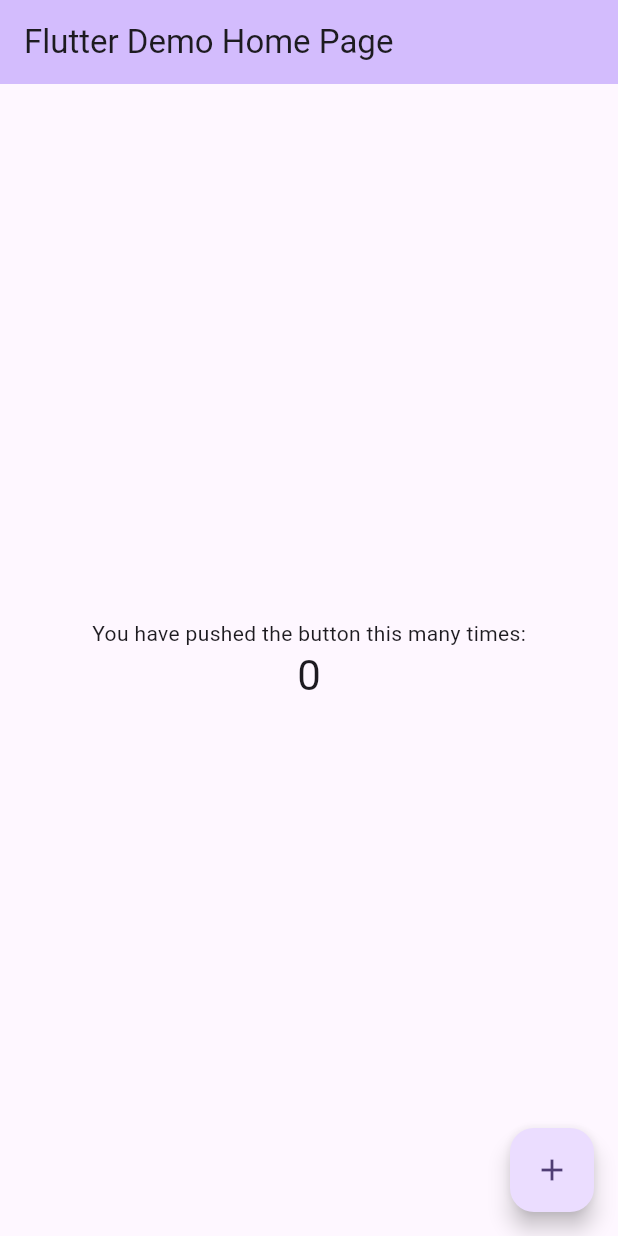
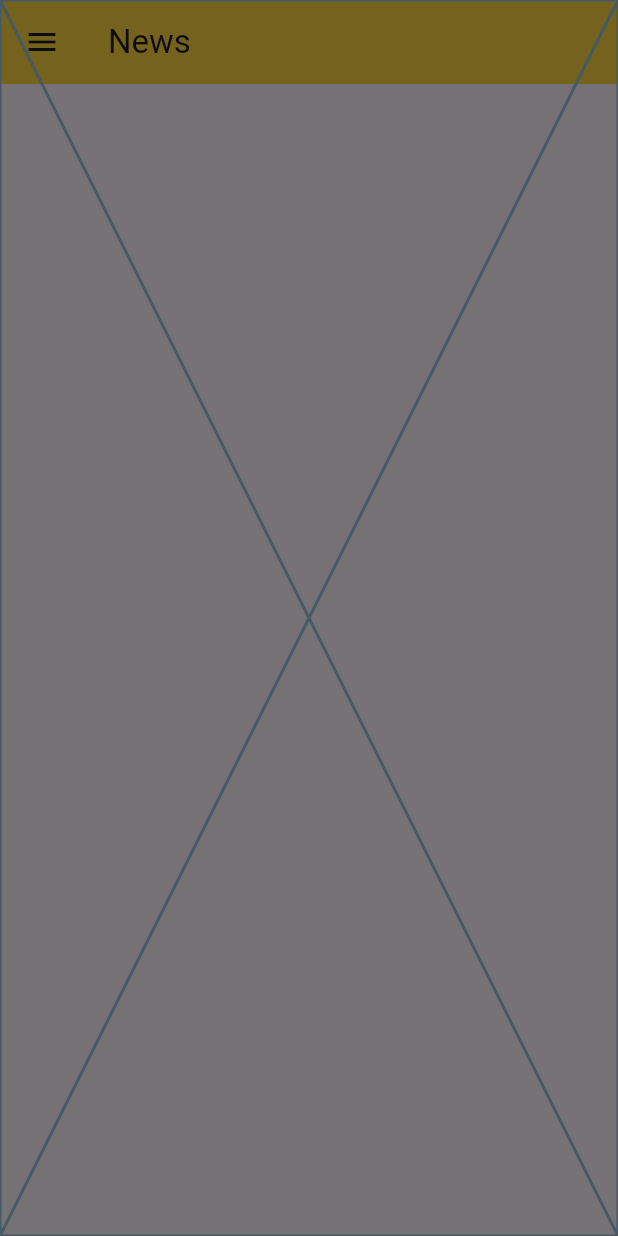
Before and after one commit to OmarKhaled00e/new_app, a Flutter app: the screen it shows after launch, with the side drawer open (before the commit the screen has no drawer), on a phone screen of 412 x 824 dp. Run offline on Flutter 3.47's test engine with Material 3 defaults, Android fonts, the phone set to English and light mode, and no system bars.

Commit message:
finised appbar

```diff
--- a/lib/main.dart
+++ b/lib/main.dart
@@ -1,125 +1,17 @@
 import 'package:flutter/material.dart';
+import 'package:new_app/views/home_view.dart';
 
 void main() {
-  runApp(const MyApp());
+  runApp(const Newsapp());
 }
+class Newsapp extends StatelessWidget {
+  const Newsapp({super.key});
 
-class MyApp extends StatelessWidget {
-  const MyApp({super.key});
-
-  // This widget is the root of your application.
   @override
   Widget build(BuildContext context) {
-    return MaterialApp(
-      title: 'Flutter Demo',
-      theme: ThemeData(
-        // This is the theme of your application.
-        //
-        // TRY THIS: Try running your application with "flutter run". You'll see
-        // the application has a purple toolbar. Then, without quitting the app,
-        // try changing the seedColor in the colorScheme below to Colors.green
-        // and then invoke "hot reload" (save your changes or press the "hot
-        // reload" button in a Flutter-supported IDE, or press "r" if you used
-        // the command line to start the app).
-        //
-        // Notice that the counter didn't reset back to zero; the application
-        // state is not lost during the reload. To reset the state, use hot
-        // restart instead.
-        //
-        // This works for code too, not just values: Most code changes can be
-        // tested with just a hot reload.
-        colorScheme: ColorScheme.fromSeed(seedColor: Colors.deepPurple),
-        useMaterial3: true,
-      ),
-      home: const MyHomePage(title: 'Flutter Demo Home Page'),
+    return const MaterialApp(
+      debugShowCheckedModeBanner: false,
+      home: HomeView(),
     );
   }
 }
-
-class MyHomePage extends StatefulWidget {
-  const MyHomePage({super.key, required this.title});
-
-  // This widget is the home page of your application. It is stateful, meaning
-  // that it has a State object (defined below) that contains fields that affect
-  // how it looks.
-
-  // This class is the configuration for the state. It holds the values (in this
-  // case the title) provided by the parent (in this case the App widget) and
-  // used by the build method of the State. Fields in a Widget subclass are
-  // always marked "final".
-
-  final String title;
-
-  @override
-  State<MyHomePage> createState() => _MyHomePageState();
-}
-
-class _MyHomePageState extends State<MyHomePage> {
-  int _counter = 0;
-
-  void _incrementCounter() {
-    setState(() {
-      // This call to setState tells the Flutter framework that something has
-      // changed in this State, which causes it to rerun the build method below
-      // so that the display can reflect the updated values. If we changed
-      // _counter without calling setState(), then the build method would not be
-      // called again, and so nothing would appear to happen.
-      _counter++;
-    });
-  }
-
-  @override
-  Widget build(BuildContext context) {
-    // This method is rerun every time setState is called, for instance as done
-    // by the _incrementCounter method above.
-    //
-    // The Flutter framework has been optimized to make rerunning build methods
-    // fast, so that you can just rebuild anything that needs updating rather
-    // than having to individually change instances of widgets.
-    return Scaffold(
-      appBar: AppBar(
-        // TRY THIS: Try changing the color here to a specific color (to
-        // Colors.amber, perhaps?) and trigger a hot reload to see the AppBar
-        // change color while the other colors stay the same.
-        backgroundColor: Theme.of(context).colorScheme.inversePrimary,
-        // Here we take the value from the MyHomePage object that was created by
-        // the App.build method, and use it to set our appbar title.
-        title: Text(widget.title),
-      ),
-      body: Center(
-        // Center is a layout widget. It takes a single child and positions it
-        // in the middle of the parent.
-        child: Column(
-          // Column is also a layout widget. It takes a list of children and
-          // arranges them vertically. By default, it sizes itself to fit its
-          // children horizontally, and tries to be as tall as its parent.
-          //
-          // Column has various properties to control how it sizes itself and
-          // how it positions its children. Here we use mainAxisAlignment to
-          // center the children vertically; the main axis here is the vertical
-          // axis because Columns are vertical (the cross axis would be
-          // horizontal).
-          //
-          // TRY THIS: Invoke "debug painting" (choose the "Toggle Debug Paint"
-          // action in the IDE, or press "p" in the console), to see the
-          // wireframe for each widget.
-          mainAxisAlignment: MainAxisAlignment.center,
-          children: <Widget>[
-            const Text(
-              'You have pushed the button this many times:',
-            ),
-            Text(
-              '$_counter',
-              style: Theme.of(context).textTheme.headlineMedium,
-            ),
-          ],
-        ),
-      ),
-      floatingActionButton: FloatingActionButton(
-        onPressed: _incrementCounter,
-        tooltip: 'Increment',
-        child: const Icon(Icons.add),
-      ), // This trailing comma makes auto-formatting nicer for build methods.
-    );
-  }
-}
--- /dev/null
+++ b/lib/views/home_view.dart
@@ -0,0 +1,30 @@
+import 'package:flutter/material.dart';
+import 'package:new_app/widgets/custom_drawer.dart';
+
+class HomeView extends StatefulWidget {
+  const HomeView({super.key});
+
+  @override
+  State<HomeView> createState() => _HomeViewState();
+}
+
+class _HomeViewState extends State<HomeView> {
+  GlobalKey<ScaffoldState> scafflodKey = GlobalKey();
+
+  @override
+  Widget build(BuildContext context) {
+    return Scaffold(
+      key: scafflodKey,
+      drawer: const CustomDrawer(),
+      appBar: AppBar(
+        backgroundColor: Colors.amberAccent,
+        title: const Text('News'),
+        leading: IconButton(
+            onPressed: () {
+              scafflodKey.currentState!.openDrawer();
+            },
+            icon: const Icon(Icons.menu)),
+      ),
+    );
+  }
+}
--- /dev/null
+++ b/lib/widgets/custom_drawer.dart
@@ -0,0 +1,10 @@
+import 'package:flutter/material.dart';
+
+class CustomDrawer extends StatelessWidget {
+  const CustomDrawer({super.key});
+
+  @override
+  Widget build(BuildContext context) {
+    return const Placeholder();
+  }
+}
```
